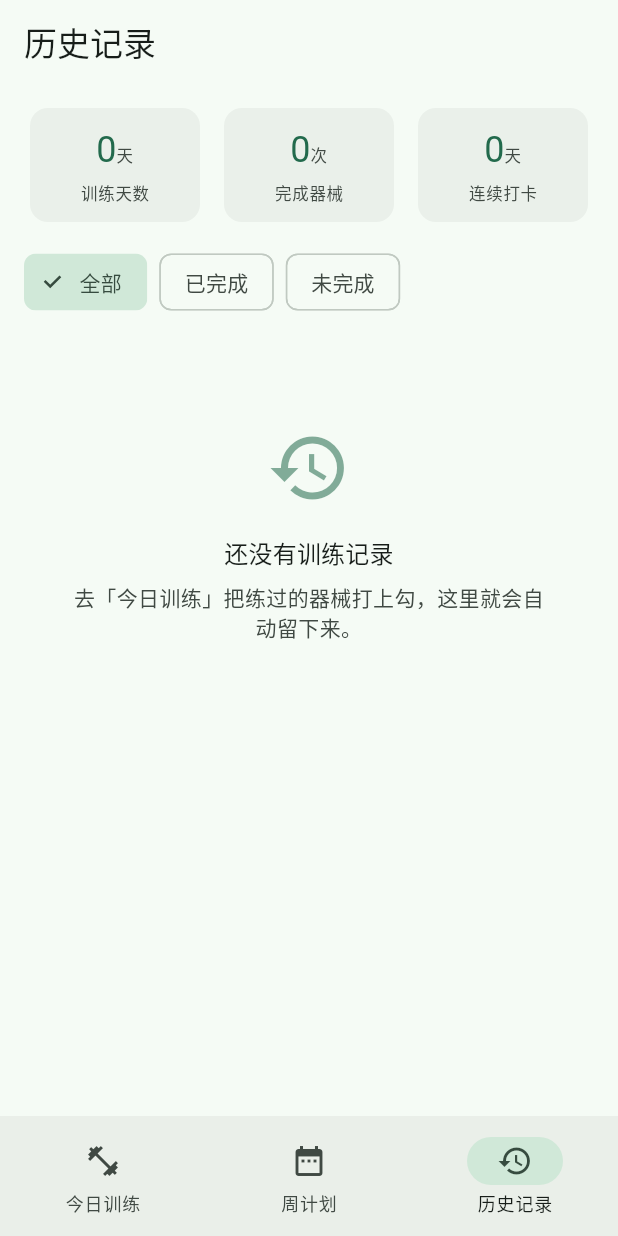
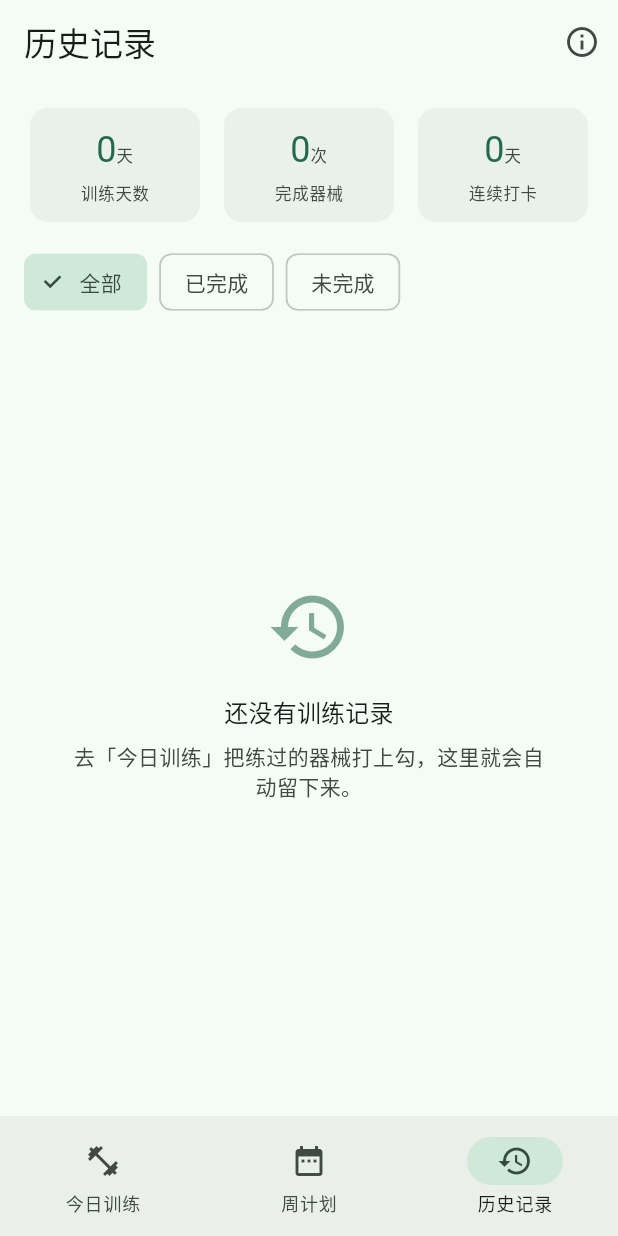
Before and after one commit to DaXian459/muscle, a Flutter app: the screen it shows after launch, item 3 of the bottom bar chosen, on a phone screen of 412 x 824 dp. Run offline on Flutter 3.47's test engine with Material 3 defaults, Android fonts, the phone set to English and light mode, and no system bars; our stand-ins replace shared_preferences.

Commit message:
feat: 补上应用图标的许可署名与关于页；perf: 历史列表改惰性渲染
【许可署名】合规要求，不是可选装饰：
应用图标取自 Material Design Icons（作者 Pictogrammers），许可是 Apache-2.0，
该许可第 4 条要求分发时附带许可副本并保留署名声明。Flutter 只会自动收集
pub 依赖的许可并打进 NOTICES，手工放进 res/ 和 web/ 的图标不在收集范围内，
所以写进 lib/legal/third_party_licenses.dart，在 main() 里经 LicenseRegistry
登记，用户入口在「历史记录 → 右上角 ⓘ → 开源许可」。

【历史列表性能】
- 原本是 ListView(children: [...])，记录攒到几百天就会一次性构建几百个 Card。
  改成 CustomScrollView + SliverList.builder，只构建屏幕上看得见的几行
- 月份条数原本嵌在遍历里再 where 扫一遍全文，是 O(n²)；改成先一趟扫清

「关于」入口和历史列表在同一个文件里，拆不干净，所以这两件事合在一个提交。

```diff
--- a/lib/main.dart
+++ b/lib/main.dart
@@ -4,11 +4,13 @@ import 'package:provider/provider.dart';
 
 import 'data/app_repository.dart';
 import 'data/app_store.dart';
+import 'legal/third_party_licenses.dart';
 import 'pages/home_page.dart';
 import 'theme.dart';
 
 Future<void> main() async {
   WidgetsFlutterBinding.ensureInitialized();
+  registerThirdPartyLicenses();
   final repository = await AppRepository.open();
   runApp(MuscleApp(store: AppStore(repository)));
 }
--- a/lib/pages/history_page.dart
+++ b/lib/pages/history_page.dart
@@ -6,6 +6,7 @@ import '../models/session_record.dart';
 import '../utils/dates.dart';
 import '../widgets/empty_state.dart';
 import '../widgets/exercise_tile.dart';
+import 'about_page.dart';
 import 'session_detail_page.dart';
 
 enum HistoryFilter { all, completed, unfinished }
@@ -25,7 +26,8 @@ class _HistoryPageState extends State<HistoryPage> {
   Widget build(BuildContext context) {
     final theme = Theme.of(context);
     final store = context.watch<AppStore>();
-    final records = store.history
+    final allRecords = store.history;
+    final records = allRecords
         .where((record) => switch (_filter) {
               HistoryFilter.all => true,
               HistoryFilter.completed => record.allCompleted,
@@ -33,10 +35,49 @@ class _HistoryPageState extends State<HistoryPage> {
             })
         .toList();
 
+    // 每个月的条数一次算清。原来是遍历到某个月时再用 where 全文扫一遍，
+    // 记录攒多了就是 O(n²)。
+    final monthCounts = <String, int>{};
+    for (final record in records) {
+      final key = _monthKey(record.date);
+      monthCounts[key] = (monthCounts[key] ?? 0) + 1;
+    }
+
+    // 把「月份标题 + 记录」摊平成一维列表。这里只放引用，不建 widget；
+    // 真正的构建交给下面的 SliverList.builder，只做屏幕上看得见的那几行。
+    final rows = <_HistoryRow>[];
+    String? currentMonthKey;
+    for (final record in records) {
+      final date = parseDateKey(record.date);
+      if (date == null) continue;
+      final key = _monthKey(record.date);
+      if (key != currentMonthKey) {
+        currentMonthKey = key;
+        rows.add(_HistoryRow.month(formatMonth(date), monthCounts[key] ?? 0));
+      }
+      rows.add(_HistoryRow.record(record, date));
+    }
+
     return Scaffold(
-      appBar: AppBar(title: const Text('历史记录')),
-      body: ListView(
-        padding: const EdgeInsets.fromLTRB(16, 12, 16, 24),
+      appBar: AppBar(
+        title: const Text('历史记录'),
+        actions: <Widget>[
+          IconButton(
+            tooltip: '关于',
+            icon: const Icon(Icons.info_outline),
+            onPressed: () => Navigator.of(context).push(
+              MaterialPageRoute<void>(builder: (context) => const AboutPage()),
+            ),
+          ),
+        ],
+      ),
+      body: CustomScrollView(
+        slivers: <Widget>[
+          SliverPadding(
+            padding: const EdgeInsets.fromLTRB(16, 12, 16, 0),
+            sliver: SliverToBoxAdapter(
+              child: Column(
+                crossAxisAlignment: CrossAxisAlignment.stretch,
                 children: <Widget>[
                   _stats(theme, store),
                   const SizedBox(height: 12),
@@ -61,48 +102,59 @@ class _HistoryPageState extends State<HistoryPage> {
                     ),
                   ),
                   const SizedBox(height: 8),
-          if (records.isEmpty)
-            Padding(
-              padding: const EdgeInsets.only(top: 40),
+                ],
+              ),
+            ),
+          ),
+          if (rows.isEmpty)
+            SliverFillRemaining(
+              hasScrollBody: false,
+              child: Padding(
+                padding: const EdgeInsets.fromLTRB(16, 0, 16, 40),
                 child: EmptyState(
                   icon: Icons.history,
-                title: store.history.isEmpty ? '还没有训练记录' : '没有符合条件的记录',
-                message: store.history.isEmpty
+                  title: allRecords.isEmpty ? '还没有训练记录' : '没有符合条件的记录',
+                  message: allRecords.isEmpty
                       ? '去「今日训练」把练过的器械打上勾，这里就会自动留下来。'
                       : '换一个筛选条件试试。',
                 ),
+              ),
             )
           else
-            ..._buildGroupedList(theme, records),
+            SliverPadding(
+              padding: const EdgeInsets.fromLTRB(16, 0, 16, 24),
+              sliver: SliverList.builder(
+                itemCount: rows.length,
+                itemBuilder: (context, index) {
+                  final row = rows[index];
+                  final record = row.record;
+                  if (record == null) {
+                    return Padding(
+                      padding: EdgeInsets.fromLTRB(
+                        4,
+                        index == 0 ? 8 : 20,
+                        4,
+                        6,
+                      ),
+                      child: Text(
+                        '${row.monthLabel} · 共 ${row.monthCount} 次',
+                        style: theme.textTheme.labelLarge
+                            ?.copyWith(color: theme.colorScheme.onSurfaceVariant),
+                      ),
+                    );
+                  }
+                  return _recordCard(theme, record, row.date!);
+                },
+              ),
+            ),
         ],
       ),
     );
   }
 
-  List<Widget> _buildGroupedList(ThemeData theme, List<SessionRecord> records) {
-    final widgets = <Widget>[];
-    String? currentMonth;
-    for (final record in records) {
-      final date = parseDateKey(record.date);
-      if (date == null) continue;
-      final month = formatMonth(date);
-      if (month != currentMonth) {
-        currentMonth = month;
-        widgets.add(
-          Padding(
-            padding: EdgeInsets.fromLTRB(4, widgets.isEmpty ? 8 : 20, 4, 6),
-            child: Text(
-              '$month · 共 ${records.where((item) => item.date.startsWith(record.date.substring(0, 7))).length} 次',
-              style: theme.textTheme.labelLarge
-                  ?.copyWith(color: theme.colorScheme.onSurfaceVariant),
-            ),
-          ),
-        );
-      }
-      widgets.add(_recordCard(theme, record, date));
-    }
-    return widgets;
-  }
+  /// `2026-10-07` -> `2026-10`，用作按月的键。
+  String _monthKey(String date) =>
+      date.length >= 7 ? date.substring(0, 7) : date;
 
   Widget _stats(ThemeData theme, AppStore store) {
     return Row(
@@ -215,6 +267,22 @@ class _HistoryPageState extends State<HistoryPage> {
   }
 }
 
+/// 摊平后的一行：要么是月份标题，要么是一条训练记录。
+class _HistoryRow {
+  const _HistoryRow._({this.monthLabel, this.monthCount, this.record, this.date});
+
+  factory _HistoryRow.month(String label, int count) =>
+      _HistoryRow._(monthLabel: label, monthCount: count);
+
+  factory _HistoryRow.record(SessionRecord record, DateTime date) =>
+      _HistoryRow._(record: record, date: date);
+
+  final String? monthLabel;
+  final int? monthCount;
+  final SessionRecord? record;
+  final DateTime? date;
+}
+
 class _StatCard extends StatelessWidget {
   const _StatCard({required this.label, required this.value, required this.unit});
 
--- a/pubspec.yaml
+++ b/pubspec.yaml
@@ -22,3 +22,5 @@ dev_dependencies:
 
 flutter:
   uses-material-design: true
+  assets:
+    - assets/app_icon.png
```
Also changed, not shown: lib/legal/third_party_licenses.dart (added, +252 -0 lines), lib/pages/about_page.dart (added, +103 -0 lines), assets/app_icon.png (added), 3 other files. Lines whose indentation alone changed are shown as unchanged.
